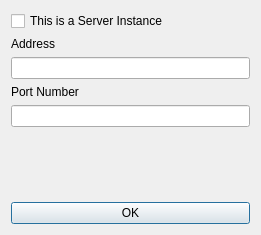
The window that PaintBot 2 - Inverse Kinematics/PaintBot3Server/dialog.ui (MoffMade/CSCE462-PainterBot) describes before a commit, drawn with Qt 5.
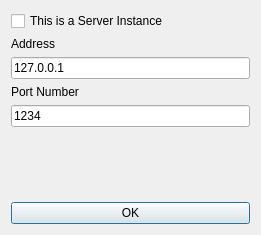
The same window after the commit.

Commit message: added disabling of server ui when delay is greater than 0

```diff
--- a/PaintBot 2 - Inverse Kinematics/PaintBot3Server/dialog.ui
+++ b/PaintBot 2 - Inverse Kinematics/PaintBot3Server/dialog.ui
@@ -29,7 +29,11 @@
     </widget>
    </item>
    <item>
-    <widget class="QLineEdit" name="lineEdit_2"/>
+    <widget class="QLineEdit" name="lineEdit_2">
+     <property name="text">
+      <string>127.0.0.1</string>
+     </property>
+    </widget>
    </item>
    <item>
     <widget class="QLabel" name="label">
@@ -39,7 +43,11 @@
     </widget>
    </item>
    <item>
-    <widget class="QLineEdit" name="lineEdit"/>
+    <widget class="QLineEdit" name="lineEdit">
+     <property name="text">
+      <string>1234</string>
+     </property>
+    </widget>
    </item>
    <item>
     <spacer name="verticalSpacer">
```
The commit also changes 2 other files.
